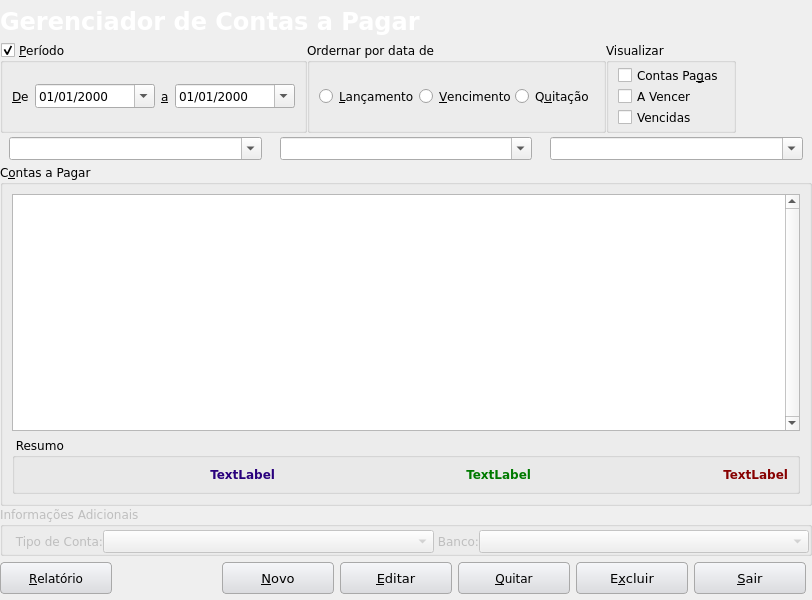
First picture: the form in Projects/Blink/Plugins/financier/accounttopaymanager.ui, repository MarcoBueno1/qrad, before the edit.
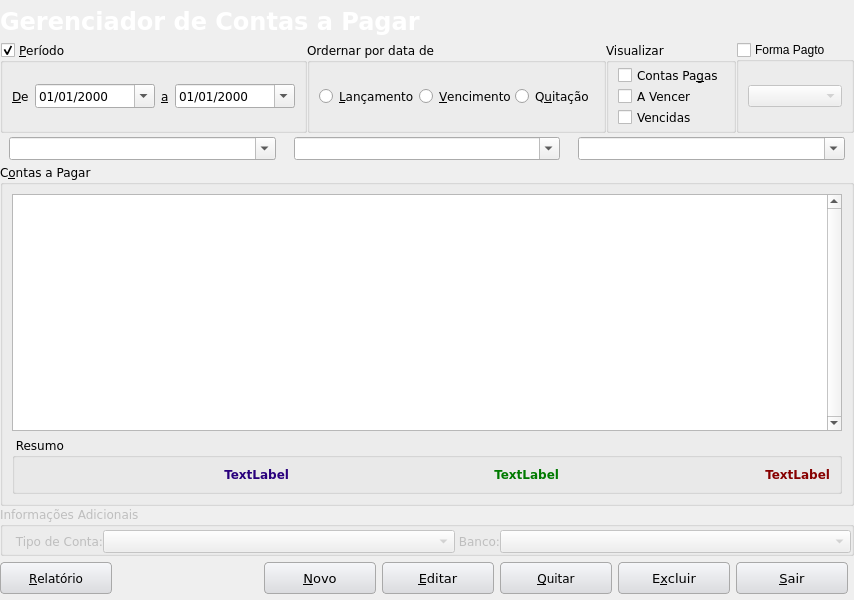
Second picture: the form after the edit. Icons and pictures are not drawn. Custom widgets are drawn as their Qt base class.

Commit message: [Blink] Add Paymentway filter to tableview x report.

What changed in the file:
```diff
--- a/Projects/Blink/Plugins/financier/accounttopaymanager.ui
+++ b/Projects/Blink/Plugins/financier/accounttopaymanager.ui
@@ -9,7 +9,7 @@
    <rect>
     <x>0</x>
     <y>0</y>
-    <width>812</width>
+    <width>854</width>
     <height>600</height>
    </rect>
   </property>
@@ -1244,6 +1244,24 @@
        </layout>
       </widget>
      </item>
+     <item>
+      <widget class="QGroupBox" name="groupBoxFormaPagto">
+       <property name="title">
+        <string>Forma Pagto</string>
+       </property>
+       <property name="checkable">
+        <bool>true</bool>
+       </property>
+       <property name="checked">
+        <bool>false</bool>
+       </property>
+       <layout class="QVBoxLayout" name="verticalLayout">
+        <item>
+         <widget class="QComboBox" name="comboBoxPaymentway"/>
+        </item>
+       </layout>
+      </widget>
+     </item>
      <item>
       <spacer name="horizontalSpacer">
        <property name="orientation">
```
Left out of the diff: 3 changed lines with no effect on the pictures. The commit also changes 5 other files.
